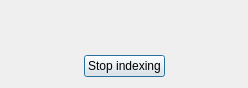
First picture: the form in progressdialog.ui, repository mikeTerentev/megaFinder, before the edit.
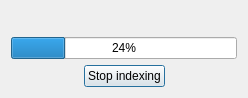
Second picture: the form after the edit.

What changed in the file:
```diff
--- a/progressdialog.ui
+++ b/progressdialog.ui
@@ -26,43 +26,6 @@
    <string>Dialog</string>
   </property>
   <layout class="QGridLayout" name="gridLayout">
-   <item row="1" column="0">
-    <layout class="QHBoxLayout" name="horizontalLayout_2">
-     <item>
-      <spacer name="horizontalSpacer_3">
-       <property name="orientation">
-        <enum>Qt::Horizontal</enum>
-       </property>
-       <property name="sizeHint" stdset="0">
-        <size>
-         <width>40</width>
-         <height>20</height>
-        </size>
-       </property>
-      </spacer>
-     </item>
-     <item>
-      <widget class="QPushButton" name="stopSearchButton">
-       <property name="text">
-        <string>Stop indexing</string>
-       </property>
-      </widget>
-     </item>
-     <item>
-      <spacer name="horizontalSpacer_4">
-       <property name="orientation">
-        <enum>Qt::Horizontal</enum>
-       </property>
-       <property name="sizeHint" stdset="0">
-        <size>
-         <width>40</width>
-         <height>20</height>
-        </size>
-       </property>
-      </spacer>
-     </item>
-    </layout>
-   </item>
    <item row="0" column="0">
     <layout class="QHBoxLayout" name="horizontalLayout">
      <item>
@@ -78,19 +41,6 @@
        </property>
       </spacer>
      </item>
-     <item>
-      <spacer name="horizontalSpacer_2">
-       <property name="orientation">
-        <enum>Qt::Horizontal</enum>
-       </property>
-       <property name="sizeHint" stdset="0">
-        <size>
-         <width>40</width>
-         <height>20</height>
-        </size>
-       </property>
-      </spacer>
-     </item>
      <item>
       <widget class="QLabel" name="label">
        <property name="text">
@@ -98,8 +48,65 @@
        </property>
       </widget>
      </item>
+     <item>
+      <spacer name="horizontalSpacer_2">
+       <property name="orientation">
+        <enum>Qt::Horizontal</enum>
+       </property>
+       <property name="sizeHint" stdset="0">
+        <size>
+         <width>40</width>
+         <height>20</height>
+        </size>
+       </property>
+      </spacer>
+     </item>
     </layout>
    </item>
+   <item row="2" column="0">
+    <layout class="QHBoxLayout" name="horizontalLayout_2">
+     <item>
+      <spacer name="horizontalSpacer_3">
+       <property name="orientation">
+        <enum>Qt::Horizontal</enum>
+       </property>
+       <property name="sizeHint" stdset="0">
+        <size>
+         <width>40</width>
+         <height>20</height>
+        </size>
+       </property>
+      </spacer>
+     </item>
+     <item>
+      <widget class="QPushButton" name="stopSearchButton">
+       <property name="text">
+        <string>Stop indexing</string>
+       </property>
+      </widget>
+     </item>
+     <item>
+      <spacer name="horizontalSpacer_4">
+       <property name="orientation">
+        <enum>Qt::Horizontal</enum>
+       </property>
+       <property name="sizeHint" stdset="0">
+        <size>
+         <width>40</width>
+         <height>20</height>
+        </size>
+       </property>
+      </spacer>
+     </item>
+    </layout>
+   </item>
+   <item row="1" column="0">
+    <widget class="QProgressBar" name="progressBar">
+     <property name="value">
+      <number>24</number>
+     </property>
+    </widget>
+   </item>
   </layout>
  </widget>
  <resources/>
```
